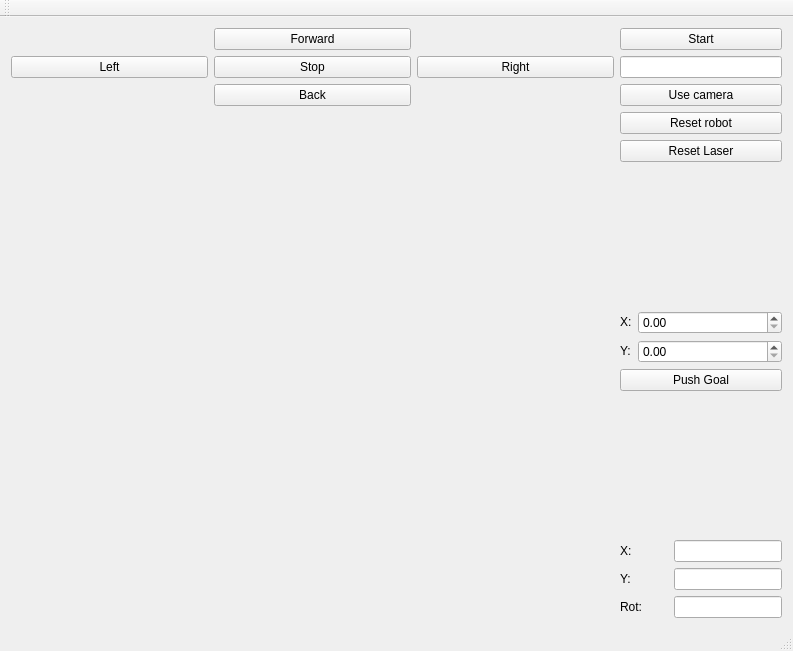
First picture: the form in demoRMR/mainwindow.ui, repository mato252311/RMR_Maslen_Kapina, before the edit.
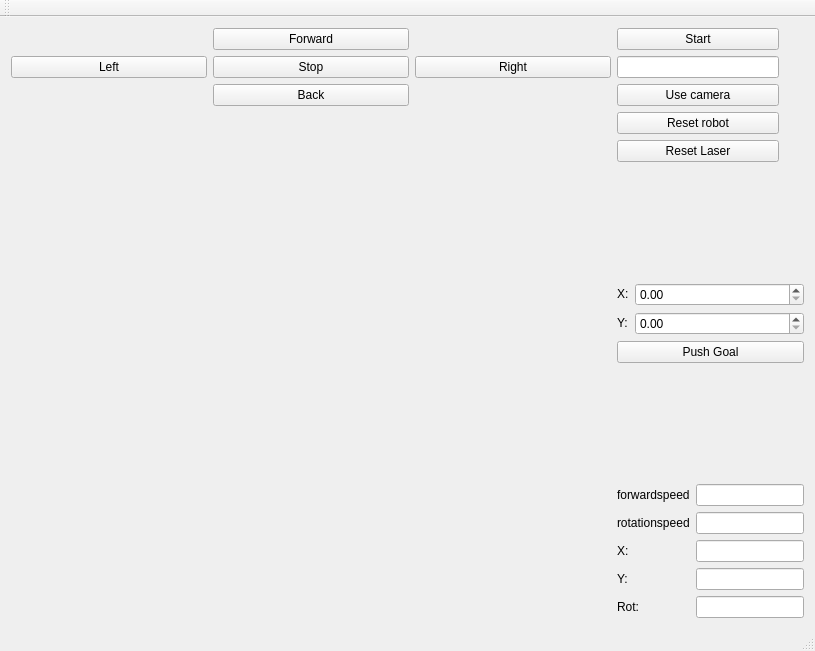
Second picture: the form after the edit.

Commit message: zobrazenie forward a rotation speed na GUI

```diff
--- a/demoRMR/mainwindow.ui
+++ b/demoRMR/mainwindow.ui
@@ -253,74 +253,94 @@
       </item>
       <item>
        <layout class="QGridLayout" name="gridLayout_3">
-        <item row="0" column="0">
-         <widget class="QLabel" name="label">
+        <item row="3" column="0">
+         <widget class="QLabel" name="label_2">
           <property name="text">
-           <string>X:</string>
+           <string>Y:</string>
           </property>
          </widget>
         </item>
-        <item row="2" column="0">
+        <item row="2" column="1">
+         <widget class="QLineEdit" name="lineEdit_2">
+          <property name="sizePolicy">
+           <sizepolicy hsizetype="Fixed" vsizetype="Fixed">
+            <horstretch>0</horstretch>
+            <verstretch>0</verstretch>
+           </sizepolicy>
+          </property>
+          <property name="focusPolicy">
+           <enum>Qt::FocusPolicy::NoFocus</enum>
+          </property>
+          <property name="readOnly">
+           <bool>true</bool>
+          </property>
+         </widget>
+        </item>
+        <item row="4" column="1">
+         <widget class="QLineEdit" name="lineEdit_4">
+          <property name="sizePolicy">
+           <sizepolicy hsizetype="Fixed" vsizetype="Fixed">
+            <horstretch>0</horstretch>
+            <verstretch>0</verstretch>
+           </sizepolicy>
+          </property>
+          <property name="focusPolicy">
+           <enum>Qt::FocusPolicy::NoFocus</enum>
+          </property>
+          <property name="readOnly">
+           <bool>true</bool>
+          </property>
+         </widget>
+        </item>
+        <item row="3" column="1">
+         <widget class="QLineEdit" name="lineEdit_3">
+          <property name="sizePolicy">
+           <sizepolicy hsizetype="Fixed" vsizetype="Fixed">
+            <horstretch>0</horstretch>
+            <verstretch>0</verstretch>
+           </sizepolicy>
+          </property>
+          <property name="focusPolicy">
+           <enum>Qt::FocusPolicy::NoFocus</enum>
+          </property>
+          <property name="readOnly">
+           <bool>true</bool>
+          </property>
+         </widget>
+        </item>
+        <item row="4" column="0">
          <widget class="QLabel" name="label_3">
           <property name="text">
            <string>Rot:</string>
           </property>
          </widget>
         </item>
+        <item row="2" column="0">
+         <widget class="QLabel" name="label">
+          <property name="text">
+           <string>X:</string>
+          </property>
+         </widget>
+        </item>
         <item row="1" column="0">
-         <widget class="QLabel" name="label_2">
+         <widget class="QLabel" name="label_6">
           <property name="text">
-           <string>Y:</string>
+           <string>rotationspeed</string>
+          </property>
+         </widget>
+        </item>
+        <item row="0" column="0">
+         <widget class="QLabel" name="label_7">
+          <property name="text">
+           <string>forwardspeed</string>
           </property>
          </widget>
         </item>
         <item row="0" column="1">
-         <widget class="QLineEdit" name="lineEdit_2">
-          <property name="sizePolicy">
-           <sizepolicy hsizetype="Fixed" vsizetype="Fixed">
-            <horstretch>0</horstretch>
-            <verstretch>0</verstretch>
-           </sizepolicy>
-          </property>
-          <property name="focusPolicy">
-           <enum>Qt::FocusPolicy::NoFocus</enum>
-          </property>
-          <property name="readOnly">
-           <bool>true</bool>
-          </property>
-         </widget>
+         <widget class="QLineEdit" name="le_forward"/>
         </item>
         <item row="1" column="1">
-         <widget class="QLineEdit" name="lineEdit_3">
-          <property name="sizePolicy">
-           <sizepolicy hsizetype="Fixed" vsizetype="Fixed">
-            <horstretch>0</horstretch>
-            <verstretch>0</verstretch>
-           </sizepolicy>
-          </property>
-          <property name="focusPolicy">
-           <enum>Qt::FocusPolicy::NoFocus</enum>
-          </property>
-          <property name="readOnly">
-           <bool>true</bool>
-          </property>
-         </widget>
-        </item>
-        <item row="2" column="1">
-         <widget class="QLineEdit" name="lineEdit_4">
-          <property name="sizePolicy">
-           <sizepolicy hsizetype="Fixed" vsizetype="Fixed">
-            <horstretch>0</horstretch>
-            <verstretch>0</verstretch>
-           </sizepolicy>
-          </property>
-          <property name="focusPolicy">
-           <enum>Qt::FocusPolicy::NoFocus</enum>
-          </property>
-          <property name="readOnly">
-           <bool>true</bool>
-          </property>
-         </widget>
+         <widget class="QLineEdit" name="le_rotation"/>
         </item>
        </layout>
       </item>
```
The commit also changes 4 other files.
